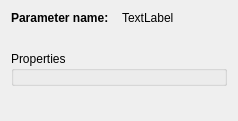
Above: secop/gui/ui/paramview.ui from SampleEnvironment/frappy before the change. Below: the same form after it.
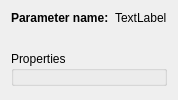
That is the form after the change.

What changed in the file:
```diff
--- a/secop/gui/ui/paramview.ui
+++ b/secop/gui/ui/paramview.ui
@@ -6,8 +6,8 @@
    <rect>
     <x>0</x>
     <y>0</y>
-    <width>238</width>
-    <height>121</height>
+    <width>100</width>
+    <height>100</height>
    </rect>
   </property>
   <property name="windowTitle">
```
